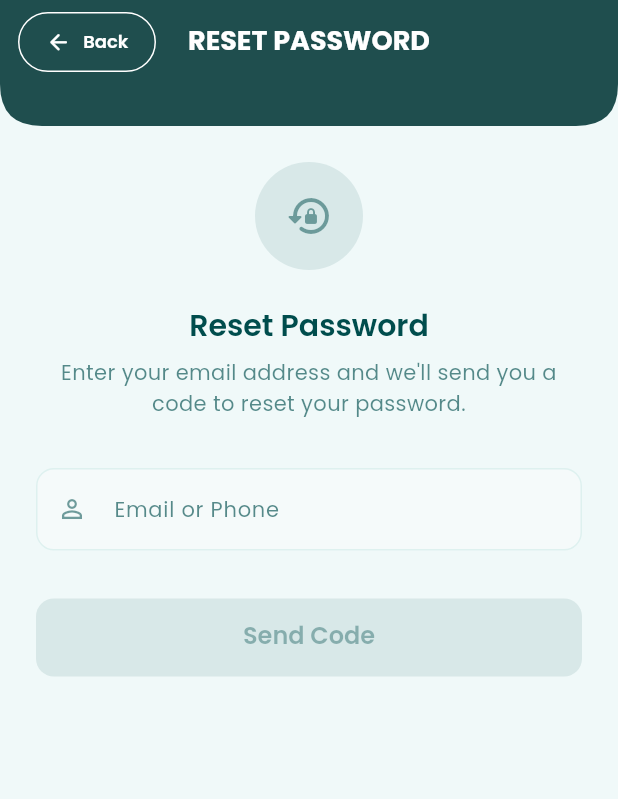
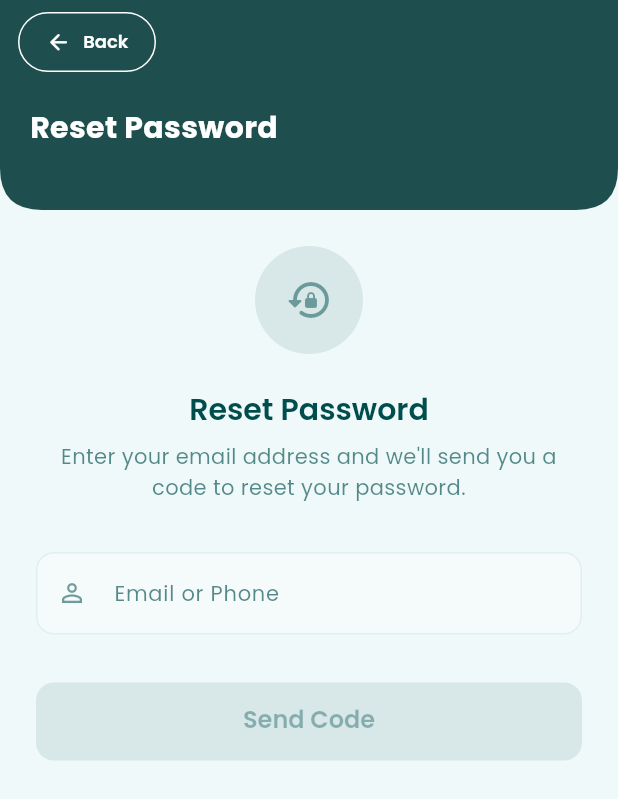
Before and after one commit to bryann54/my_wellness, a Flutter app: the ForgotPasswordScreen screen opened by its route, on a phone screen of 412 x 824 dp. Shown: the top 799 px of the screen. Run offline on Flutter 3.47's test engine with Material 3 defaults, Android fonts, the phone set to English and light mode, and no system bars; our stand-ins replace auto_route, bloc, bloc_concurrency, connectivity_plus, dartz, dio and 18 more; missing offline and left inert: onesignal_flutter, phosphor_icons; accounts and stored records are empty; generated files the repository leaves out were written again; network calls fail.

Commit message:
fix: place page back control above heading

```diff
--- a/lib/common/widgets/appbar/app_bar_flexible_header.dart
+++ b/lib/common/widgets/appbar/app_bar_flexible_header.dart
@@ -8,6 +8,7 @@ class AppBarFlexibleHeader extends StatelessWidget {
   final String username;
   final double expandedHeight;
   final double bottomHeight;
+  final Widget? pageTitle;
 
   const AppBarFlexibleHeader({
     super.key,
@@ -15,6 +16,7 @@ class AppBarFlexibleHeader extends StatelessWidget {
     required this.username,
     required this.expandedHeight,
     required this.bottomHeight,
+    this.pageTitle,
   });
 
   @override
@@ -42,10 +44,50 @@ class AppBarFlexibleHeader extends StatelessWidget {
                     progress: progress,
                     statusBarHeight: statusBarHeight,
                   )
-                : const SizedBox.expand(),
+                : _PageHeaderContent(
+                    title: pageTitle,
+                    collapseProgress: progress,
+                    bottomHeight: bottomHeight,
+                  ),
           ),
         );
       },
     );
   }
 }
+
+class _PageHeaderContent extends StatelessWidget {
+  const _PageHeaderContent({
+    required this.title,
+    required this.collapseProgress,
+    required this.bottomHeight,
+  });
+
+  final Widget? title;
+  final double collapseProgress;
+  final double bottomHeight;
+
+  @override
+  Widget build(BuildContext context) {
+    final child = title;
+    if (child == null) return const SizedBox.expand();
+
+    return IgnorePointer(
+      child: Align(
+        alignment: Alignment.bottomLeft,
+        child: Padding(
+          padding: EdgeInsets.fromLTRB(
+            20,
+            0,
+            20,
+            AppBarClipper.radius + bottomHeight + 12,
+          ),
+          child: Opacity(
+            opacity: (1 - collapseProgress).clamp(0.0, 1.0),
+            child: child,
+          ),
+        ),
+      ),
+    );
+  }
+}
--- a/lib/common/widgets/appbar/custom_app_bar.dart
+++ b/lib/common/widgets/appbar/custom_app_bar.dart
@@ -58,7 +58,19 @@ class CustomAppBar extends StatelessWidget {
       builder: (context, state) {
         final resolvedExpanded = isHome
             ? (expandedHeight ?? homeContentHeight)
-            : (expandedHeight ?? kToolbarHeight + curveExtra);
+            : (expandedHeight ?? 112 + curveExtra);
+
+        final pageTitle = isHome || title == null
+            ? null
+            : _AppBarTitle(
+                title: title!,
+                heroTag: titleHeroTag,
+                style: GoogleFonts.poppins(
+                  fontWeight: FontWeight.w700,
+                  fontSize: 20,
+                  color: AppColors.textOnPrimary,
+                ),
+              );
 
         return SliverAppBar(
           expandedHeight: resolvedExpanded,
@@ -84,17 +96,7 @@ class CustomAppBar extends StatelessWidget {
                   padding: EdgeInsets.only(left: 12, top: 8, bottom: 8),
                   child: _PageBackButton(),
                 ),
-          title: isHome || title == null
-              ? null
-              : _AppBarTitle(
-                  title: title!,
-                  heroTag: titleHeroTag,
-                  style: GoogleFonts.poppins(
-                    fontWeight: FontWeight.w700,
-                    fontSize: 18,
-                    color: AppColors.textOnPrimary,
-                  ),
-                ),
+          title: null,
           actions: actions,
           bottom: bottom,
           flexibleSpace: AppBarFlexibleHeader(
@@ -102,6 +104,7 @@ class CustomAppBar extends StatelessWidget {
             username: state.profile?.displayName ?? '',
             expandedHeight: resolvedExpanded,
             bottomHeight: bottom?.preferredSize.height ?? 0,
+            pageTitle: pageTitle,
           ),
         );
       },
@@ -146,7 +149,7 @@ class _AppBarTitle extends StatelessWidget {
   @override
   Widget build(BuildContext context) {
     final text = Text(
-      title.toUpperCase(),
+      title,
       maxLines: 1,
       softWrap: false,
       overflow: TextOverflow.ellipsis,
```
